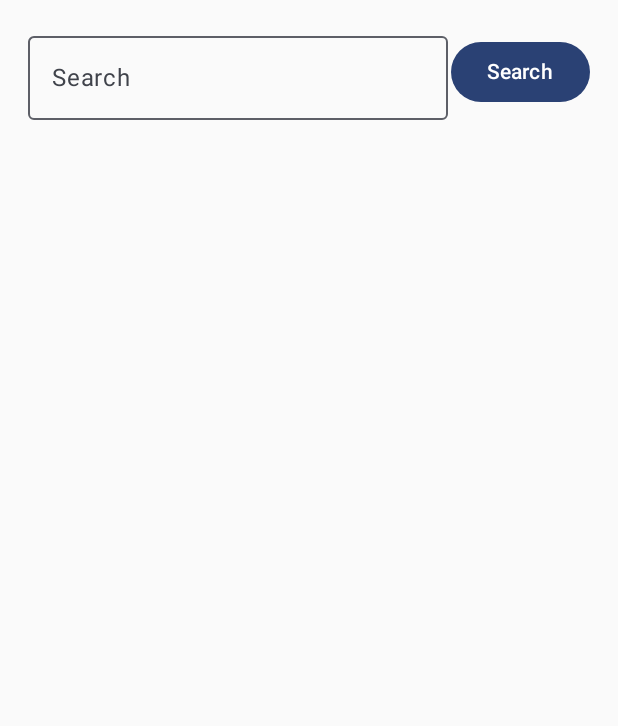
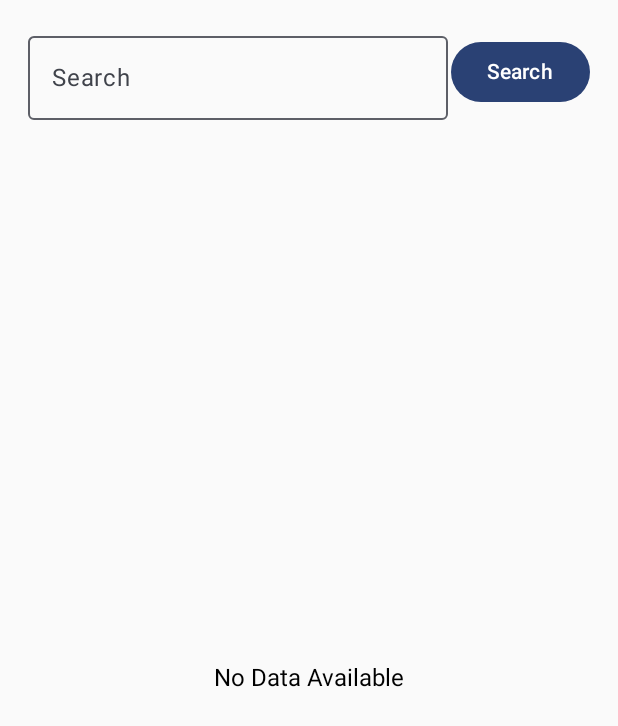
Before and after one commit to vermamanu0420/ImageSearchNasa, an Android app built with Jetpack Compose: the screen it shows after launch (MainActivity), after a tap on "Search", on a phone screen of 412 x 824 dp. Shown: the top 726 px of the screen. Run offline under Robolectric (Android 15) with nearby library versions, the phone set to English and light mode, and no system bars; our stand-ins replace Dagger/Hilt's generated code; pictures from the network do not load.

Commit message:
bind query with viewmodel, show message if there is no data, api call fix

```diff
--- a/app/src/main/java/com/example/imagesearchnasa/repository/ImageRepository.kt
+++ b/app/src/main/java/com/example/imagesearchnasa/repository/ImageRepository.kt
@@ -9,9 +9,9 @@ import javax.inject.Singleton
 class ImageRepository @Inject constructor(private val imageApi: ImageApi){
 
     suspend fun getImages(query: String, type: String, page: Int): List<Item>? {
-        val result = imageApi.getImages("Moon", "image", 1)
+        val result = imageApi.getImages(query.trim(), "image", page)
         if (result.isSuccessful && result.body() != null){
-            return imageApi.getImages(query, "image", page).body()?.collection?.items
+            return result.body()?.collection?.items
         }
         return ArrayList()
     }
--- a/app/src/main/java/com/example/imagesearchnasa/view/HomeScreen.kt
+++ b/app/src/main/java/com/example/imagesearchnasa/view/HomeScreen.kt
@@ -43,12 +43,15 @@ import androidx.compose.ui.input.key.onKeyEvent
 import androidx.compose.ui.layout.ContentScale
 import androidx.compose.ui.platform.LocalFocusManager
 import androidx.compose.ui.res.painterResource
+import androidx.compose.ui.text.TextStyle
 import androidx.compose.ui.unit.dp
 import androidx.navigation.NavHostController
 import coil.compose.AsyncImage
 import com.example.imagesearchnasa.viewmodel.ImagesViewModel
 import androidx.compose.ui.text.input.ImeAction
 import androidx.compose.ui.text.input.KeyboardType
+import androidx.compose.ui.text.style.TextAlign
+import androidx.compose.ui.unit.sp
 import com.example.imagesearchnasa.R
 import com.example.imagesearchnasa.navigation.Screen
 import kotlinx.coroutines.GlobalScope
@@ -63,7 +66,9 @@ fun HomeScreen(navHostController: NavHostController, imagesViewModel: ImagesView
 @Composable
 fun Home(navHostController: NavHostController, imagesViewModel: ImagesViewModel) {
     val listState = rememberLazyListState()
-    var searchQuery by remember { mutableStateOf("") }
+    var searchQuery by remember {
+       imagesViewModel.query
+    }
     val searchResults by imagesViewModel.searchResults.collectAsState()
     val focusManager = LocalFocusManager.current
     val isLoading by imagesViewModel.isLoading.collectAsState()
@@ -75,17 +80,18 @@ fun Home(navHostController: NavHostController, imagesViewModel: ImagesViewModel)
         verticalArrangement = Arrangement.Center,
         horizontalAlignment = Alignment.CenterHorizontally
     ) {
+
         Row(verticalAlignment = Alignment.CenterVertically) {
             OutlinedTextField(
                 value = searchQuery,
                 maxLines = 1,
                 singleLine = true,
-                onValueChange = { query -> searchQuery = query },
+                onValueChange = { query -> imagesViewModel.query.value = query },
                 label = { Text(text = "Search") },
                 // this works from the device keyboard enter
                 keyboardActions = KeyboardActions(
                     onDone = {
-                        performSearch(searchQuery, focusManager, imagesViewModel)
+                        performSearch(focusManager, imagesViewModel)
                     }
                 ),
                 keyboardOptions = KeyboardOptions(
@@ -95,7 +101,7 @@ fun Home(navHostController: NavHostController, imagesViewModel: ImagesViewModel)
                 modifier = Modifier.onKeyEvent {
                     // this only to handle the enter press form the keyboard while testing in emulator
                     if (it.nativeKeyEvent.keyCode == android.view.KeyEvent.KEYCODE_ENTER) {
-                        performSearch(searchQuery, focusManager, imagesViewModel)
+                        performSearch(focusManager, imagesViewModel)
                         true
                     }
                     false
@@ -104,7 +110,7 @@ fun Home(navHostController: NavHostController, imagesViewModel: ImagesViewModel)
             Spacer(modifier = Modifier.width(2.dp))
             Button(onClick = {
 
-               performSearch(searchQuery, focusManager, imagesViewModel)
+               performSearch(focusManager, imagesViewModel)
             }) {
                 Text(text = "Search")
             }
@@ -138,12 +144,15 @@ fun Home(navHostController: NavHostController, imagesViewModel: ImagesViewModel)
                     LoadingAnimation()
                 }
             }
+
+            if (searchResults.isEmpty() && !isLoading){
+                NoDataAvailable()
+            }
         }
         // this shows the loading animation at the bottom on scroll
         if (isLoadingMore){
             LoadingAnimation()
         }
-
     }
     // call the extension function
     listState.OnBottomReached {
@@ -151,7 +160,7 @@ fun Home(navHostController: NavHostController, imagesViewModel: ImagesViewModel)
             return@OnBottomReached;
         // do on load more
         GlobalScope.launch {
-            imagesViewModel.fetchMoreImages(searchQuery.trim())
+            imagesViewModel.fetchMoreImages()
         }
     }
 }
@@ -225,14 +234,33 @@ fun CardWithImageAndTitle(title: String, url: String, date: String, onItemClickL
     }
 }
 
+@Composable
+fun NoDataAvailable() {
+    Column(
+        modifier = Modifier
+        .fillMaxSize()
+        .padding(16.dp),
+        verticalArrangement = Arrangement.Center,
+        horizontalAlignment = Alignment.CenterHorizontally,
+    ) {
+        Text(
+            modifier = Modifier
+                .fillMaxWidth()
+                .padding(16.dp),
+            text = "No Data Available",
+            style = TextStyle(fontSize = 16.sp),
+            textAlign = TextAlign.Center,
+
+            )
+    }
+
+}
+
 private fun performSearch(
-    searchQuery: String,
     focusManager: FocusManager,
     imagesViewModel: ImagesViewModel
 ) {
-    if (searchQuery.trim().isEmpty())
-        return
     // physical keyboard adds linebreak on enter key so need to trim the query string
-    imagesViewModel.getImages(searchQuery.trim());
+    imagesViewModel.getImages();
     focusManager.clearFocus()
 }
--- a/app/src/main/java/com/example/imagesearchnasa/viewmodel/ImagesViewModel.kt
+++ b/app/src/main/java/com/example/imagesearchnasa/viewmodel/ImagesViewModel.kt
@@ -1,5 +1,7 @@
 package com.example.imagesearchnasa.viewmodel
 
+import androidx.compose.runtime.currentRecomposeScope
+import androidx.compose.runtime.mutableStateOf
 import androidx.lifecycle.ViewModel
 import androidx.lifecycle.viewModelScope
 import com.example.imagesearchnasa.model.Item
@@ -15,6 +17,7 @@ import javax.inject.Inject
 @HiltViewModel
 class ImagesViewModel @Inject constructor(private val repository: ImageRepository): ViewModel() {
 
+    val query = mutableStateOf("")
     private val _selectedResults = MutableStateFlow<Item?>(null)
     val selectedResults: MutableStateFlow<Item?> get() = _selectedResults
 
@@ -28,25 +31,28 @@ class ImagesViewModel @Inject constructor(private val repository: ImageRepositor
 
     private var currentPage = 1
 
-    fun getImages(query: String, page:Int = 1) {
+    fun getImages() {
         currentPage = 1
+        if (query.value.trim().isEmpty()){
+            _searchResults.value = emptyList()
+            return
+        }
         viewModelScope.launch {
             _isLoading.value = true
-            _searchResults.value = repository.getImages(query, "image", page)!!
+            _searchResults.value = repository.getImages(query.value, "image", currentPage)!!
             _isLoading.value = false
         }
     }
 
-    fun fetchMoreImages(query: String) {
-        if (query.isEmpty())
+    fun fetchMoreImages() {
+        if (query.value.trim().isEmpty())
             return
-
         currentPage++
 
         viewModelScope.launch {
             _isLoadingMore.value = true
             _searchResults.update { items ->
-                items + repository.getImages(query, "image", currentPage)!!
+                items + repository.getImages(query.value, "image", currentPage)!!
             }
             _isLoadingMore.value = false
         }
```
